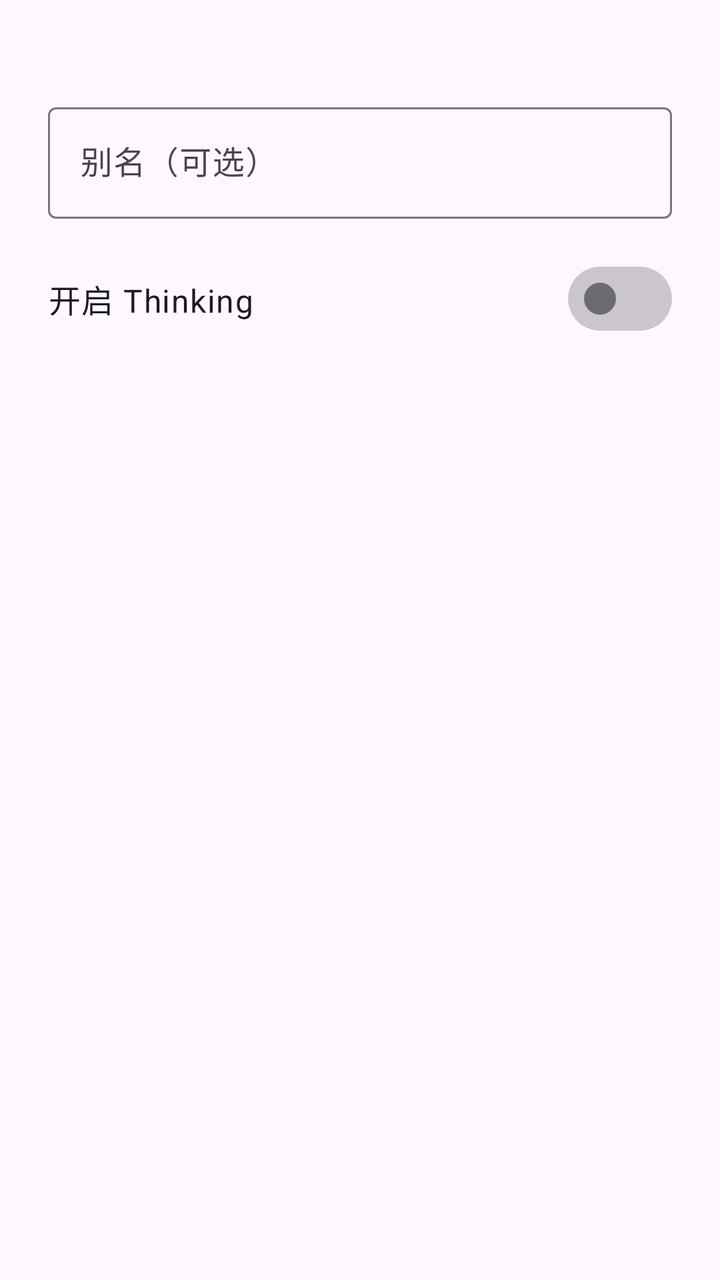
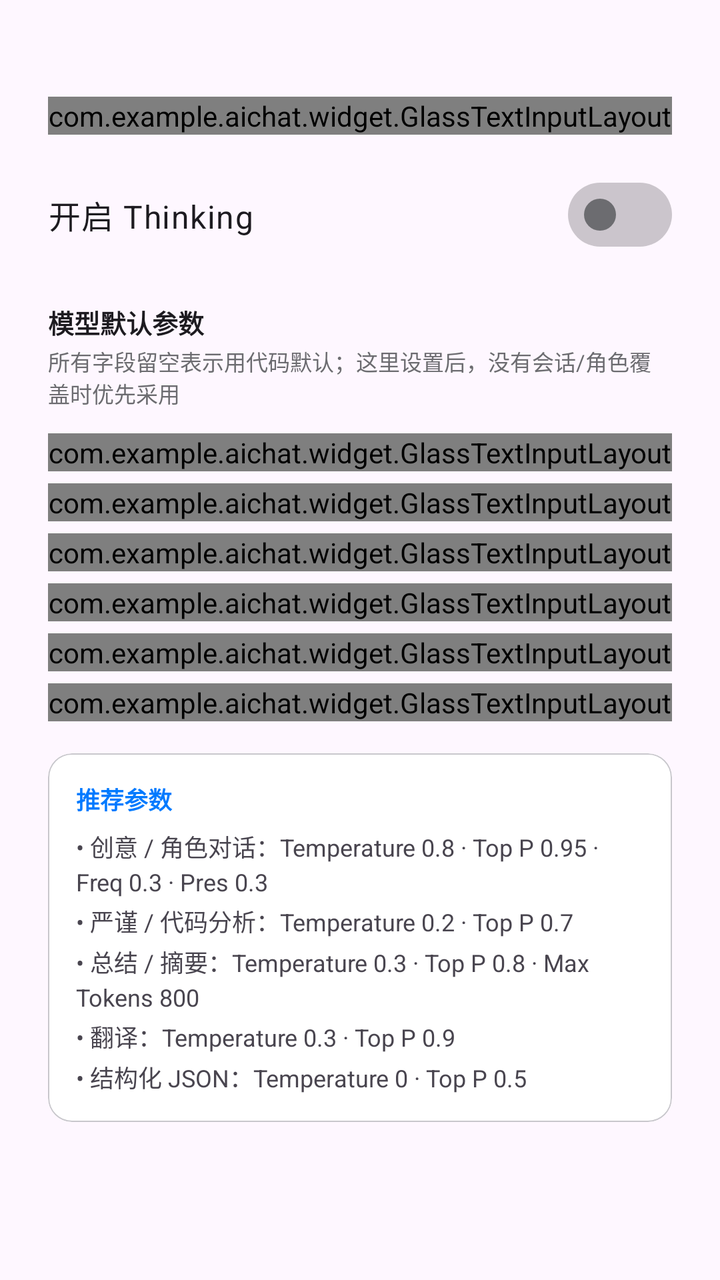

Compare the two renders of this Android layout. The source of the first and the diff that turns it into the second are given below.
<!-- AndroidManifest.xml: application theme Theme.AIChat -->
<!-- res/layout/dialog_model_alias.xml -->
<?xml version="1.0" encoding="utf-8"?>
<LinearLayout xmlns:android="http://schemas.android.com/apk/res/android"
    xmlns:app="http://schemas.android.com/apk/res-auto"
    android:layout_width="match_parent"
    android:layout_height="wrap_content"
    android:orientation="vertical"
    android:padding="24dp">
    <TextView
        android:id="@+id/textModelId"
        android:layout_width="match_parent"
        android:layout_height="wrap_content"
        android:textAppearance="?attr/textAppearanceBodySmall"
        android:textColor="?attr/colorOnSurfaceVariant"
        android:layout_marginBottom="8dp" />
    <com.google.android.material.textfield.TextInputLayout
        android:layout_width="match_parent"
        android:layout_height="wrap_content"
        android:hint="别名（可选）"
        style="@style/Widget.Material3.TextInputLayout.OutlinedBox">
        <com.google.android.material.textfield.TextInputEditText
            android:id="@+id/editAlias"
            android:layout_width="match_parent"
            android:layout_height="wrap_content"
            android:inputType="text"
            android:maxLines="1" />
    </com.google.android.material.textfield.TextInputLayout>

    <LinearLayout
        android:layout_width="match_parent"
        android:layout_height="wrap_content"
        android:orientation="horizontal"
        android:gravity="center_vertical"
        android:layout_marginTop="16dp">
        <TextView
            android:layout_width="0dp"
            android:layout_weight="1"
            android:layout_height="wrap_content"
            android:text="@string/open_thinking"
            android:textAppearance="?attr/textAppearanceBodyLarge"
            android:textColor="?attr/colorOnSurface" />
        <com.google.android.material.materialswitch.MaterialSwitch
            android:id="@+id/switchModelThinking"
            android:layout_width="wrap_content"
            android:layout_height="wrap_content" />
    </LinearLayout>
</LinearLayout>
<!-- resources referenced by this layout -->
<resources>
  <style name="Theme.AIChat" parent="Theme.Material3.DayNight.NoActionBar">
          <item name="colorPrimary">@color/primary</item>
          <item name="colorPrimaryContainer">?attr/colorPrimaryLight</item>
          <item name="colorOnPrimary">@color/on_primary</item>
          <item name="colorSurface">@color/surface</item>
          <item name="colorPrimarySubtle">@color/primary_blue_subtle</item>
          <item name="colorPrimaryLight">@color/primary_blue_light</item>
          <item name="colorPrimaryDeep">@color/primary_blue_deep</item>
          <item name="materialAlertDialogTheme">@style/ThemeOverlay.AIChat.MaterialAlertDialog</item>
          <item name="alertDialogTheme">@style/ThemeOverlay.AIChat.MaterialAlertDialog</item>
          
          <item name="materialSwitchStyle">@style/Widget.AIChat.Switch</item>
          <item name="radioButtonStyle">@style/Widget.AIChat.RadioButton</item>
      </style>
  <color name="primary">#1976D2</color>
  <color name="primary_blue_subtle">#F5FAFF</color>
  <color name="primary_blue_light">#E3F2FD</color>
  <color name="primary_blue_deep">#0D47A1</color>
  <!-- drawable bg_material_alert_dialog (drawable) -->
  <?xml version="1.0" encoding="utf-8"?>
  <layer-list xmlns:android="http://schemas.android.com/apk/res/android">
      
      <item>
          <shape android:shape="rectangle">
              <solid android:color="@color/glass_surface" />
              <corners android:radius="28dp" />
          </shape>
      </item>
      
      <item android:bottom="@dimen/dialog_glass_highlight_fade">
          <shape android:shape="rectangle">
              <gradient
                  android:startColor="@color/glass_highlight_top"
                  android:endColor="@android:color/transparent"
                  android:angle="270" />
              <corners android:topLeftRadius="28dp" android:topRightRadius="28dp" />
          </shape>
      </item>
      
      <item android:top="@dimen/dialog_glass_shadow_fade">
          <shape android:shape="rectangle">
              <gradient
                  android:startColor="@android:color/transparent"
                  android:endColor="@color/glass_shadow_bottom"
                  android:angle="270" />
              <corners android:bottomLeftRadius="28dp" android:bottomRightRadius="28dp" />
          </shape>
      </item>
      
      <item>
          <shape android:shape="rectangle">
              <solid android:color="@android:color/transparent" />
              <stroke android:width="0.5dp" android:color="@color/glass_stroke" />
              <corners android:radius="28dp" />
          </shape>
      </item>
  </layer-list>
  <color name="glass_surface">#CCF2F2F7</color>
  <!-- unchanged entries left out for length: 13 -->
</resources>

<!-- the commit's change to res/layout/dialog_model_alias.xml (unified diff, before → after) -->
@@ -1,46 +1,204 @@
 <?xml version="1.0" encoding="utf-8"?>
-<LinearLayout xmlns:android="http://schemas.android.com/apk/res/android"
+<ScrollView xmlns:android="http://schemas.android.com/apk/res/android"
     xmlns:app="http://schemas.android.com/apk/res-auto"
     android:layout_width="match_parent"
     android:layout_height="wrap_content"
-    android:orientation="vertical"
-    android:padding="24dp">
-    <TextView
-        android:id="@+id/textModelId"
-        android:layout_width="match_parent"
-        android:layout_height="wrap_content"
-        android:textAppearance="?attr/textAppearanceBodySmall"
-        android:textColor="?attr/colorOnSurfaceVariant"
-        android:layout_marginBottom="8dp" />
-    <com.google.android.material.textfield.TextInputLayout
-        android:layout_width="match_parent"
-        android:layout_height="wrap_content"
-        android:hint="别名（可选）"
-        style="@style/Widget.Material3.TextInputLayout.OutlinedBox">
-        <com.google.android.material.textfield.TextInputEditText
-            android:id="@+id/editAlias"
-            android:layout_width="match_parent"
-            android:layout_height="wrap_content"
-            android:inputType="text"
-            android:maxLines="1" />
-    </com.google.android.material.textfield.TextInputLayout>
+    android:fillViewport="true">
 
     <LinearLayout
         android:layout_width="match_parent"
         android:layout_height="wrap_content"
-        android:orientation="horizontal"
-        android:gravity="center_vertical"
-        android:layout_marginTop="16dp">
+        android:orientation="vertical"
+        android:padding="24dp">
+
         <TextView
-            android:layout_width="0dp"
-            android:layout_weight="1"
-            android:layout_height="wrap_content"
-            android:text="@string/open_thinking"
-            android:textAppearance="?attr/textAppearanceBodyLarge"
+            android:id="@+id/textModelId"
+            android:layout_width="match_parent"
+            android:layout_height="wrap_content"
+            android:textAppearance="?attr/textAppearanceBodySmall"
+            android:textColor="?attr/colorOnSurfaceVariant"
+            android:layout_marginBottom="8dp" />
+
+        <com.example.aichat.widget.GlassTextInputLayout
+            android:layout_width="match_parent"
+            android:layout_height="wrap_content"
+            android:hint="别名（可选）"
+            style="@style/Widget.AIChat.GlassInput">
+            <com.google.android.material.textfield.TextInputEditText
+                android:id="@+id/editAlias"
+                android:layout_width="match_parent"
+                android:layout_height="wrap_content"
+                android:inputType="text"
+                android:maxLines="1" />
+        </com.example.aichat.widget.GlassTextInputLayout>
+
+        <LinearLayout
+            android:layout_width="match_parent"
+            android:layout_height="wrap_content"
+            android:orientation="horizontal"
+            android:gravity="center_vertical"
+            android:layout_marginTop="16dp">
+            <TextView
+                android:layout_width="0dp"
+                android:layout_weight="1"
+                android:layout_height="wrap_content"
+                android:text="@string/open_thinking"
+                android:textAppearance="?attr/textAppearanceBodyLarge"
+                android:textColor="?attr/colorOnSurface" />
+            <com.google.android.material.materialswitch.MaterialSwitch
+                android:id="@+id/switchModelThinking"
+                android:layout_width="wrap_content"
+                android:layout_height="wrap_content" />
+        </LinearLayout>
+
+        
+        <TextView
+            android:layout_width="match_parent"
+            android:layout_height="wrap_content"
+            android:layout_marginTop="20dp"
+            android:text="@string/model_default_params_section"
+            android:textSize="13sp"
+            android:textStyle="bold"
             android:textColor="?attr/colorOnSurface" />
-        <com.google.android.material.materialswitch.MaterialSwitch
-            android:id="@+id/switchModelThinking"
-            android:layout_width="wrap_content"
-            android:layout_height="wrap_content" />
+
+        <TextView
+            android:layout_width="match_parent"
+            android:layout_height="wrap_content"
+            android:layout_marginTop="2dp"
+            android:text="@string/model_default_params_hint"
+            android:textSize="11sp"
+            android:textColor="@color/ios_section_label" />
+
+        <com.example.aichat.widget.GlassTextInputLayout
+            android:layout_width="match_parent"
+            android:layout_height="wrap_content"
+            android:layout_marginTop="12dp"
+            android:hint="@string/temperature"
+            app:helperText="@string/temperature_help"
+            app:helperTextEnabled="true"
+            style="@style/Widget.AIChat.GlassInput">
+            <com.google.android.material.textfield.TextInputEditText
+                android:id="@+id/editModelTemperature"
+                android:layout_width="match_parent"
+                android:layout_height="wrap_content"
+                android:inputType="numberDecimal"
+                android:maxLines="1" />
+        </com.example.aichat.widget.GlassTextInputLayout>
+
+        <com.example.aichat.widget.GlassTextInputLayout
+            android:layout_width="match_parent"
+            android:layout_height="wrap_content"
+            android:layout_marginTop="6dp"
+            android:hint="@string/top_p"
+            app:helperText="@string/top_p_help"
+            app:helperTextEnabled="true"
+            style="@style/Widget.AIChat.GlassInput">
+            <com.google.android.material.textfield.TextInputEditText
+                android:id="@+id/editModelTopP"
+                android:layout_width="match_parent"
+                android:layout_height="wrap_content"
+                android:inputType="numberDecimal"
+                android:maxLines="1" />
+        </com.example.aichat.widget.GlassTextInputLayout>
+
+        <com.example.aichat.widget.GlassTextInputLayout
+            android:layout_width="match_parent"
+            android:layout_height="wrap_content"
+            android:layout_marginTop="6dp"
+            android:hint="@string/max_tokens"
+            app:helperText="@string/max_tokens_help"
+            app:helperTextEnabled="true"
+            style="@style/Widget.AIChat.GlassInput">
+            <com.google.android.material.textfield.TextInputEditText
+                android:id="@+id/editModelMaxTokens"
+                android:layout_width="match_parent"
+                android:layout_height="wrap_content"
+                android:inputType="number"
+                android:maxLines="1" />
+        </com.example.aichat.widget.GlassTextInputLayout>
+
+        <com.example.aichat.widget.GlassTextInputLayout
+            android:layout_width="match_parent"
+            android:layout_height="wrap_content"
+            android:layout_marginTop="6dp"
+            android:hint="@string/top_k"
+            app:helperText="@string/top_k_help"
+            app:helperTextEnabled="true"
+            style="@style/Widget.AIChat.GlassInput">
+            <com.google.android.material.textfield.TextInputEditText
+                android:id="@+id/editModelTopK"
+                android:layout_width="match_parent"
+                android:layout_height="wrap_content"
+                android:inputType="number"
+                android:maxLines="1" />
+        </com.example.aichat.widget.GlassTextInputLayout>
+
+        <com.example.aichat.widget.GlassTextInputLayout
+            android:layout_width="match_parent"
+            android:layout_height="wrap_content"
+            android:layout_marginTop="6dp"
+            android:hint="@string/frequency_penalty"
+            app:helperText="@string/frequency_penalty_help"
+            app:helperTextEnabled="true"
+            style="@style/Widget.AIChat.GlassInput">
+            <com.google.android.material.textfield.TextInputEditText
+                android:id="@+id/editModelFrequencyPenalty"
+                android:layout_width="match_parent"
+                android:layout_height="wrap_content"
+                android:inputType="numberSigned|numberDecimal"
+                android:maxLines="1" />
+        </com.example.aichat.widget.GlassTextInputLayout>
+
+        <com.example.aichat.widget.GlassTextInputLayout
+            android:layout_width="match_parent"
+            android:layout_height="wrap_content"
+            android:layout_marginTop="6dp"
+            android:hint="@string/presence_penalty"
+            app:helperText="@string/presence_penalty_help"
+            app:helperTextEnabled="true"
+            style="@style/Widget.AIChat.GlassInput">
+            <com.google.android.material.textfield.TextInputEditText
+                android:id="@+id/editModelPresencePenalty"
+                android:layout_width="match_parent"
+                android:layout_height="wrap_content"
+                android:inputType="numberSigned|numberDecimal"
+                android:maxLines="1" />
+        </com.example.aichat.widget.GlassTextInputLayout>
+
+        
+        <com.google.android.material.card.MaterialCardView
+            android:layout_width="match_parent"
+            android:layout_height="wrap_content"
+            android:layout_marginTop="16dp"
+            app:cardElevation="0dp"
+            app:cardBackgroundColor="@color/ios_cell_bg"
+            app:cardCornerRadius="12dp"
+            app:strokeWidth="0.5dp"
+            app:strokeColor="@color/ios_separator">
+
+            <LinearLayout
+                android:layout_width="match_parent"
+                android:layout_height="wrap_content"
+                android:orientation="vertical"
+                android:padding="14dp">
+
+                <TextView
+                    android:layout_width="match_parent"
+                    android:layout_height="wrap_content"
+                    android:text="@string/model_default_recommendations_title"
+                    android:textSize="12sp"
+                    android:textStyle="bold"
+                    android:textColor="?attr/colorPrimary" />
+
+                <TextView
+                    android:layout_width="match_parent"
+                    android:layout_height="wrap_content"
+                    android:layout_marginTop="6dp"
+                    android:text="@string/model_default_recommendations_body"
+                    android:textSize="12sp"
+                    android:lineSpacingExtra="3dp"
+                    android:textColor="?attr/colorOnSurfaceVariant" />
+            </LinearLayout>
+        </com.google.android.material.card.MaterialCardView>
     </LinearLayout>
-</LinearLayout>
+</ScrollView>
<!-- resource entries referenced after the edit -->
@@ -1,5 +1,37 @@
 <!-- resources referenced by this layout -->
 <resources>
+  <color name="ios_cell_bg">#FFFFFF</color>
+  <color name="ios_section_label">#6C6C70</color>
+  <color name="ios_separator">#C8C7CC</color>
+  <string name="frequency_penalty">Frequency Penalty</string>
+  <string name="frequency_penalty_help">越大越避免重复用过的 token；范围 -2 到 2，常用 0–0.5</string>
+  <string name="max_tokens">Max Tokens</string>
+  <string name="max_tokens_help">单次回复最多生成多少 token；留空 = 由服务端默认决定</string>
+  <string name="model_default_params_hint">所有字段留空表示用代码默认；这里设置后，没有会话/角色覆盖时优先采用</string>
+  <string name="model_default_params_section">模型默认参数</string>
+  <string name="model_default_recommendations_body">• 创意 / 角色对话：Temperature 0.8 · Top P 0.95 · Freq 0.3 · Pres 0.3\n• 严谨 / 代码分析：Temperature 0.2 · Top P 0.7\n• 总结 / 摘要：Temperature 0.3 · Top P 0.8 · Max Tokens 800\n• 翻译：Temperature 0.3 · Top P 0.9\n• 结构化 JSON：Temperature 0 · Top P 0.5</string>
+  <string name="model_default_recommendations_title">推荐参数</string>
+  <string name="presence_penalty">Presence Penalty</string>
+  <string name="presence_penalty_help">越大越鼓励引入新话题；范围 -2 到 2，常用 0–0.5</string>
+  <string name="temperature">Temperature</string>
+  <string name="temperature_help">控制随机性。0 完全确定；越大越发散。多数模型范围 0–2</string>
+  <string name="top_k">Top K</string>
+  <string name="top_k_help">从概率最高的 K 个 token 中采样。仅 Qwen / 部分本地模型支持</string>
+  <string name="top_p">Top P</string>
+  <string name="top_p_help">核采样阈值。从概率累计达 P 的 token 中选。和 Temperature 二选一调，范围 0–1</string>
+  <style name="Widget.AIChat.GlassInput" parent="Widget.AIChat.TextInputLayout">
+          <item name="boxBackgroundMode">outline</item>
+          <item name="boxBackgroundColor">@color/glass_input_fill</item>
+          <item name="boxStrokeColor">@color/glass_input_stroke</item>
+          <item name="hintTextColor">@color/glass_input_hint</item>
+          <item name="android:textColorHint">@color/glass_input_hint_idle</item>
+          <item name="boxStrokeWidth">1dp</item>
+          <item name="boxStrokeWidthFocused">1.5dp</item>
+          <item name="boxCollapsedPaddingTop">8dp</item>
+          <item name="errorIconDrawable">@null</item>
+          
+          <item name="materialThemeOverlay">@style/ThemeOverlay.AIChat.TextInputEditText</item>
+      </style>
   <style name="Theme.AIChat" parent="Theme.Material3.DayNight.NoActionBar">
           <item name="colorPrimary">@color/primary</item>
           <item name="colorPrimaryContainer">?attr/colorPrimaryLight</item>
@@ -8,26 +40,49 @@
           <item name="colorPrimarySubtle">@color/primary_blue_subtle</item>
           <item name="colorPrimaryLight">@color/primary_blue_light</item>
           <item name="colorPrimaryDeep">@color/primary_blue_deep</item>
+          
+          <item name="colorSecondaryContainer">@color/ios_cell_bg</item>
+          <item name="colorOnSecondaryContainer">?attr/colorPrimary</item>
           <item name="materialAlertDialogTheme">@style/ThemeOverlay.AIChat.MaterialAlertDialog</item>
           <item name="alertDialogTheme">@style/ThemeOverlay.AIChat.MaterialAlertDialog</item>
           
           <item name="materialSwitchStyle">@style/Widget.AIChat.Switch</item>
           <item name="radioButtonStyle">@style/Widget.AIChat.RadioButton</item>
+          
+          <item name="textInputStyle">@style/Widget.AIChat.GlassInput</item>
       </style>
-  <color name="primary">#1976D2</color>
-  <color name="primary_blue_subtle">#F5FAFF</color>
-  <color name="primary_blue_light">#E3F2FD</color>
-  <color name="primary_blue_deep">#0D47A1</color>
+  <style name="Widget.AIChat.TextInputLayout" parent="Widget.Material3.TextInputLayout.OutlinedBox">
+          <item name="boxCornerRadiusTopStart">14dp</item>
+          <item name="boxCornerRadiusTopEnd">14dp</item>
+          <item name="boxCornerRadiusBottomStart">14dp</item>
+          <item name="boxCornerRadiusBottomEnd">14dp</item>
+          <item name="boxStrokeWidth">1dp</item>
+          <item name="boxStrokeWidthFocused">2dp</item>
+      </style>
+  <color name="glass_input_fill">#F2FFFFFF</color>
+  <color name="glass_input_hint_idle">#80000000</color>
+  <style name="ThemeOverlay.AIChat.TextInputEditText" parent="">
+          <item name="editTextStyle">@style/Widget.AIChat.TextInputEditText</item>
+      </style>
+  <color name="primary">#007AFF</color>
+  <color name="primary_blue_subtle">#F2F8FF</color>
+  <color name="primary_blue_light">#D6EBFF</color>
+  <color name="primary_blue_deep">#0040A0</color>
+  <style name="Widget.AIChat.TextInputEditText" parent="Widget.Material3.TextInputEditText.OutlinedBox">
+          <item name="android:paddingTop">12dp</item>
+          <item name="android:paddingBottom">12dp</item>
+      </style>
   <!-- drawable bg_material_alert_dialog (drawable) -->
   <?xml version="1.0" encoding="utf-8"?>
   <layer-list xmlns:android="http://schemas.android.com/apk/res/android">
       
       <item>
           <shape android:shape="rectangle">
-              <solid android:color="@color/glass_surface" />
+              <solid android:color="@color/dialog_surface_bg" />
               <corners android:radius="28dp" />
           </shape>
       </item>
+  
       
       <item android:bottom="@dimen/dialog_glass_highlight_fade">
           <shape android:shape="rectangle">
@@ -38,6 +93,7 @@
               <corners android:topLeftRadius="28dp" android:topRightRadius="28dp" />
           </shape>
       </item>
+  
       
       <item android:top="@dimen/dialog_glass_shadow_fade">
           <shape android:shape="rectangle">
@@ -48,6 +104,7 @@
               <corners android:bottomLeftRadius="28dp" android:bottomRightRadius="28dp" />
           </shape>
       </item>
+  
       
       <item>
           <shape android:shape="rectangle">
@@ -57,7 +114,6 @@
           </shape>
       </item>
   </layer-list>
-  <color name="glass_surface">#CCF2F2F7</color>
   <!-- unchanged entries left out for length: 13 -->
 </resources>
 
